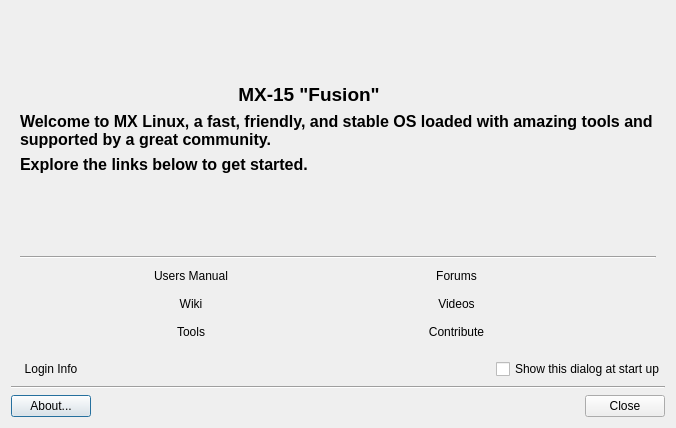
MX-Linux/mx-welcome, file mxwelcome.ui: the form before one commit.
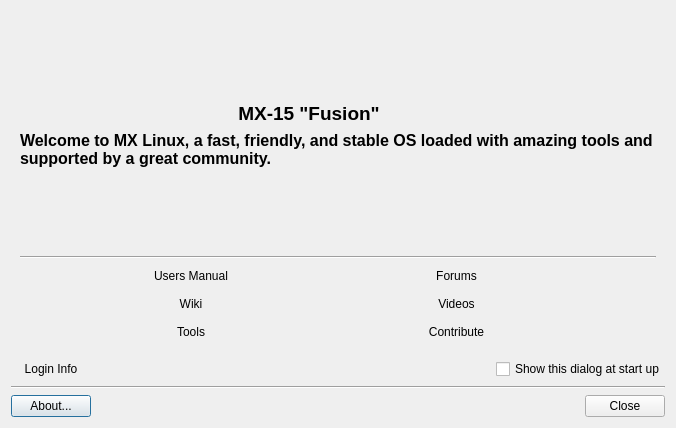
The form after the commit. Icons and pictures are not drawn. Custom widgets are drawn as their Qt base class.

Commit message: Deleted line, Click on links below...Jerry and I agreed

What changed in the file:
```diff
--- a/mxwelcome.ui
+++ b/mxwelcome.ui
@@ -43,7 +43,7 @@
         </property>
        </widget>
       </item>
-      <item row="7" column="0">
+      <item row="6" column="0">
        <spacer name="horizontalSpacer_7">
         <property name="orientation">
          <enum>Qt::Horizontal</enum>
@@ -56,7 +56,7 @@
         </property>
        </spacer>
       </item>
-      <item row="7" column="1">
+      <item row="6" column="1">
        <widget class="FlatButton" name="buttonManual">
         <property name="sizePolicy">
          <sizepolicy hsizetype="Minimum" vsizetype="Fixed">
@@ -114,7 +114,7 @@
         </property>
        </widget>
       </item>
-      <item row="7" column="3">
+      <item row="6" column="3">
        <widget class="FlatButton" name="buttonForum">
         <property name="sizePolicy">
          <sizepolicy hsizetype="Minimum" vsizetype="Fixed">
@@ -149,7 +149,7 @@
         </property>
        </widget>
       </item>
-      <item row="8" column="4">
+      <item row="7" column="4">
        <spacer name="horizontalSpacer_6">
         <property name="orientation">
          <enum>Qt::Horizontal</enum>
@@ -162,7 +162,7 @@
         </property>
        </spacer>
       </item>
-      <item row="5" column="2">
+      <item row="4" column="2">
        <spacer name="verticalSpacer_2">
         <property name="orientation">
          <enum>Qt::Vertical</enum>
@@ -178,7 +178,7 @@
         </property>
        </spacer>
       </item>
-      <item row="7" column="4">
+      <item row="6" column="4">
        <spacer name="horizontalSpacer_9">
         <property name="orientation">
          <enum>Qt::Horizontal</enum>
@@ -191,7 +191,7 @@
         </property>
        </spacer>
       </item>
-      <item row="9" column="4">
+      <item row="8" column="4">
        <spacer name="horizontalSpacer">
         <property name="orientation">
          <enum>Qt::Horizontal</enum>
@@ -204,7 +204,7 @@
         </property>
        </spacer>
       </item>
-      <item row="8" column="3">
+      <item row="7" column="3">
        <widget class="FlatButton" name="buttonVideo">
         <property name="sizePolicy">
          <sizepolicy hsizetype="Minimum" vsizetype="Fixed">
@@ -239,20 +239,20 @@
         </property>
        </widget>
       </item>
-      <item row="8" column="2">
-       <spacer name="horizontalSpacer_5">
-        <property name="orientation">
-         <enum>Qt::Horizontal</enum>
-        </property>
-        <property name="sizeHint" stdset="0">
-         <size>
-          <width>40</width>
-          <height>20</height>
-         </size>
-        </property>
-       </spacer>
-      </item>
       <item row="7" column="2">
+       <spacer name="horizontalSpacer_5">
+        <property name="orientation">
+         <enum>Qt::Horizontal</enum>
+        </property>
+        <property name="sizeHint" stdset="0">
+         <size>
+          <width>40</width>
+          <height>20</height>
+         </size>
+        </property>
+       </spacer>
+      </item>
+      <item row="6" column="2">
        <spacer name="horizontalSpacer_8">
         <property name="orientation">
          <enum>Qt::Horizontal</enum>
@@ -265,7 +265,7 @@
         </property>
        </spacer>
       </item>
-      <item row="8" column="0">
+      <item row="7" column="0">
        <spacer name="horizontalSpacer_3">
         <property name="orientation">
          <enum>Qt::Horizontal</enum>
@@ -278,7 +278,7 @@
         </property>
        </spacer>
       </item>
-      <item row="8" column="1">
+      <item row="7" column="1">
        <widget class="FlatButton" name="buttonWiki">
         <property name="sizePolicy">
          <sizepolicy hsizetype="Minimum" vsizetype="Fixed">
@@ -307,14 +307,14 @@
         </property>
        </widget>
       </item>
-      <item row="6" column="0" colspan="5">
+      <item row="5" column="0" colspan="5">
        <widget class="Line" name="line_3">
         <property name="orientation">
          <enum>Qt::Horizontal</enum>
         </property>
        </widget>
       </item>
-      <item row="9" column="0">
+      <item row="8" column="0">
        <spacer name="horizontalSpacer_2">
         <property name="orientation">
          <enum>Qt::Horizontal</enum>
@@ -327,7 +327,7 @@
         </property>
        </spacer>
       </item>
-      <item row="9" column="1">
+      <item row="8" column="1">
        <widget class="FlatButton" name="buttonTools">
         <property name="minimumSize">
          <size>
@@ -356,17 +356,7 @@
         </property>
        </widget>
       </item>
-      <item row="4" column="0" colspan="5">
-       <widget class="QLabel" name="label">
-        <property name="text">
-         <string>&lt;html&gt;&lt;head/&gt;&lt;body&gt;&lt;p&gt;&lt;span style=&quot; font-size:12pt; font-weight:600;&quot;&gt;Explore the links below to get started.&lt;/span&gt;&lt;br/&gt;&lt;/p&gt;&lt;/body&gt;&lt;/html&gt;</string>
-        </property>
-        <property name="textFormat">
-         <enum>Qt::RichText</enum>
-        </property>
-       </widget>
-      </item>
-      <item row="9" column="3">
+      <item row="8" column="3">
        <widget class="FlatButton" name="buttonContribute">
         <property name="text">
          <string>Contribute</string>
@@ -386,7 +376,7 @@
         </property>
        </widget>
       </item>
-      <item row="9" column="2">
+      <item row="8" column="2">
        <spacer name="horizontalSpacer_10">
         <property name="orientation">
          <enum>Qt::Horizontal</enum>
```
The commit also changes 11 other files.
